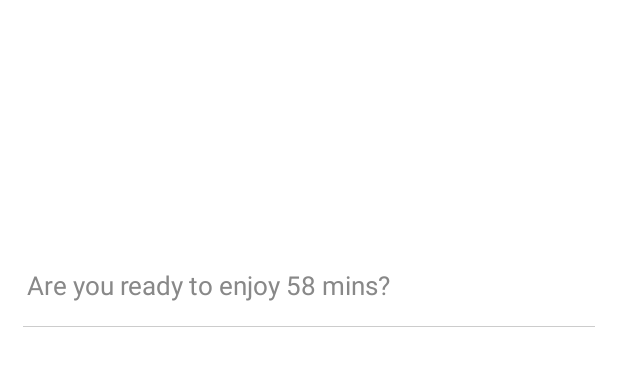
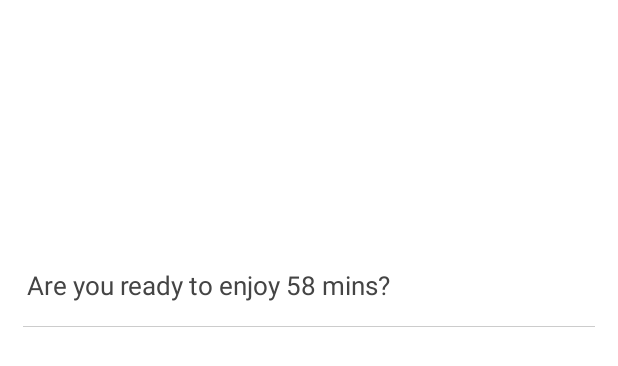
Before and after one commit to Shmaug/YouSeeSD, an Android app: the layout item_transparent_header.xml on its own in the app's theme, with its tools: preview values and no code run, on a phone screen of 412 x 824 dp. Shown: the top 366 px of the screen. Run offline under Robolectric (Android 15) with nearby library versions, the phone set to English and light mode, and no system bars; plain views replace IconicsImageView, IconicsTextView.

Commit message:
changes the title color to dark gray

```diff
--- a/app/src/main/res/layout/item_transparent_header.xml
+++ b/app/src/main/res/layout/item_transparent_header.xml
@@ -33,7 +33,7 @@
         android:layout_marginTop="18dp"
         android:layout_marginBottom="15dp"
         android:text="Are you ready to enjoy 58 mins?"
-        android:textColor="@color/gray"
+        android:textColor="@color/dark_gray"
         android:textSize="17sp" />
 
     <View
```
